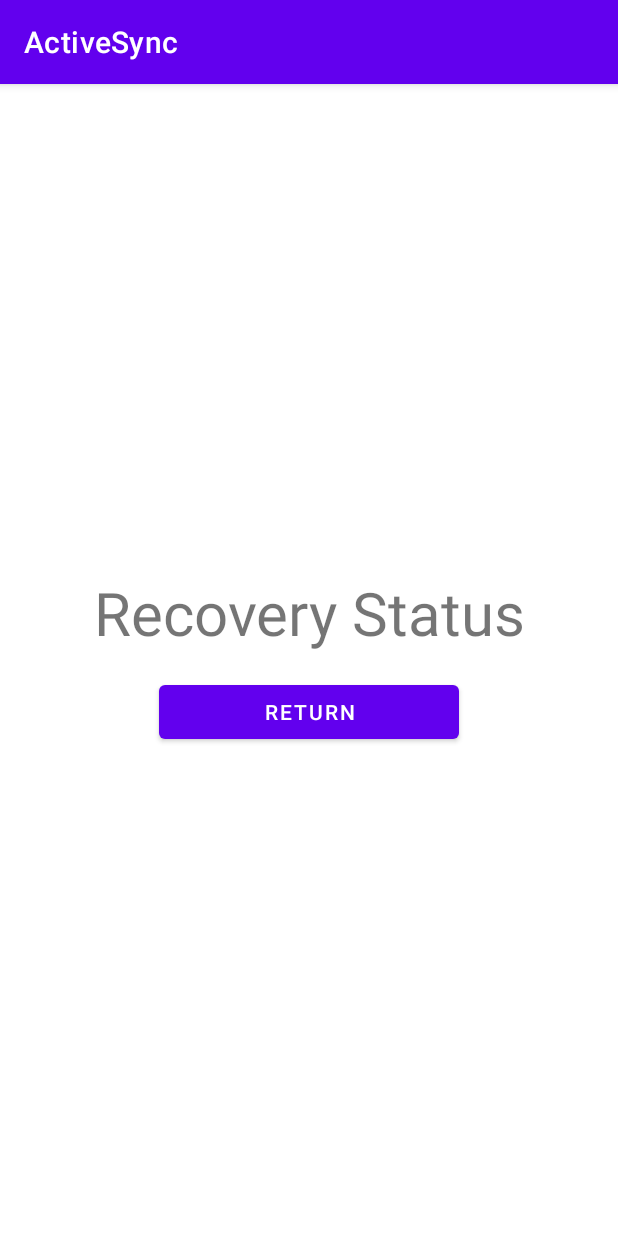
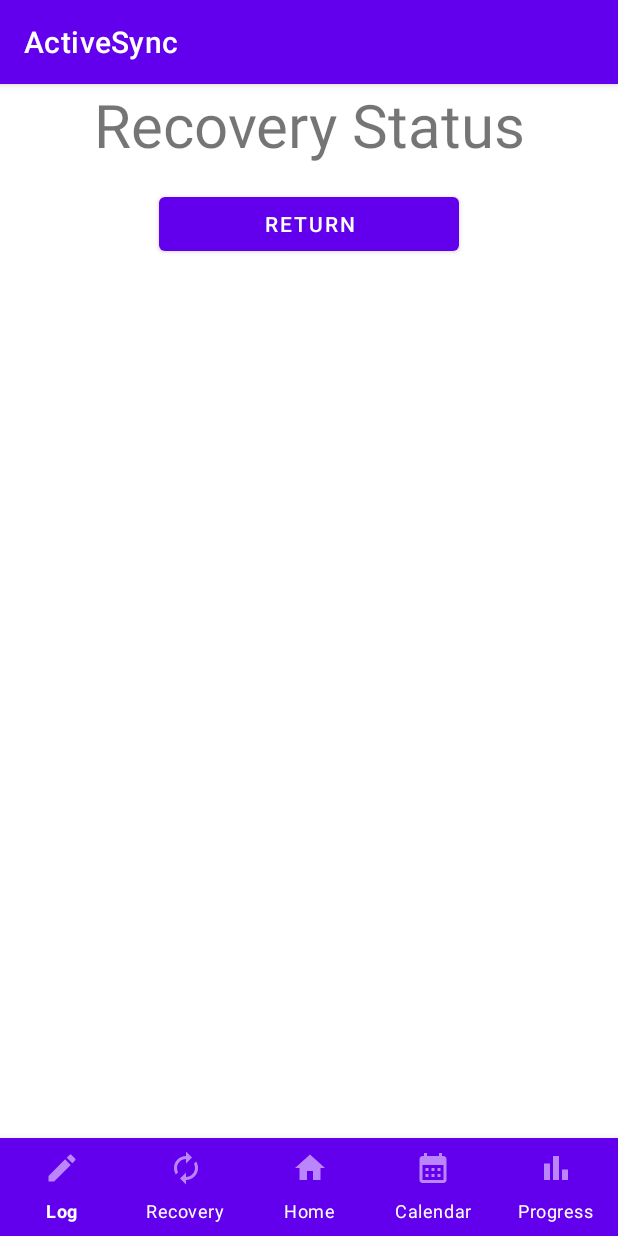
Before and after one commit to Liam-boston/ActiveSync, an Android app: the RecoveryStatus screen opened directly, with no data from a screen before it, on a phone screen of 412 x 824 dp. Run offline under Robolectric (Android 15) with nearby library versions, the phone set to English and light mode, and no system bars.

Commit message:
Related to #1 - Created nav-bar and added it to the Recovery Status page

```diff
--- a/app/src/main/java/edu/psu/sweng888/activesync/RecoveryStatus.java
+++ b/app/src/main/java/edu/psu/sweng888/activesync/RecoveryStatus.java
@@ -21,6 +21,8 @@ public class RecoveryStatus extends AppCompatActivity {
         this.greetingTextView = findViewById(R.id.recovery_status_greeting);
         this.backButton = findViewById(R.id.back_button);
 
+        // https://www.codtronic.com/blog/android/android-app-design-bottom-navigation-bar/
+
         /**
          * onClick listener for recoveryStatusButton
          */
--- a/app/src/main/res/layout/activity_recovery_status.xml
+++ b/app/src/main/res/layout/activity_recovery_status.xml
@@ -6,7 +6,6 @@
     android:layout_height="match_parent"
     android:gravity="center"
     android:orientation="vertical"
-    android:padding="16dp"
     tools:context=".RecoveryStatus">
 
     <TextView
@@ -24,4 +23,27 @@
         android:layout_marginTop="15dp"
         android:text="@string/back_button" />
 
+    <!--    Copy/paste this ConstraintLayout to add the nav-bar to another page     -->
+    <androidx.constraintlayout.widget.ConstraintLayout
+        android:layout_width="match_parent"
+        android:layout_height="match_parent"
+        tools:context=".activity_recovery_status">
+
+        <com.google.android.material.bottomnavigation.BottomNavigationView
+            android:id="@+id/bottomNavView"
+            android:layout_width="match_parent"
+            android:layout_height="65dp"
+            app:itemBackground="@color/purple_500"
+            app:itemIconSize="24dp"
+            app:itemIconTint="@color/purple_200"
+            app:itemPaddingBottom="12dp"
+            app:itemPaddingTop="8dp"
+            app:itemTextColor="@color/white"
+            app:labelVisibilityMode="labeled"
+            app:layout_constraintBottom_toBottomOf="parent"
+            app:layout_constraintEnd_toEndOf="parent"
+            app:layout_constraintStart_toStartOf="parent"
+            app:menu="@menu/bottom_nav_menu" />
+    </androidx.constraintlayout.widget.ConstraintLayout>
+
 </LinearLayout>
--- /dev/null
+++ b/app/src/main/res/menu/bottom_nav_menu.xml
@@ -0,0 +1,33 @@
+<?xml version="1.0" encoding="utf-8"?>
+<menu xmlns:android="http://schemas.android.com/apk/res/android">
+
+    <!--    Log workout action item    -->
+    <item
+        android:id="@+id/log_workout_icon"
+        android:icon="@drawable/log_workout_icon"
+        android:title="@string/log_workout_icon_text"/>
+
+    <!--    Recovery status action item    -->
+    <item
+        android:id="@+id/recovery_icon"
+        android:icon="@drawable/recovery_icon"
+        android:title="@string/recovery_icon_text"/>
+
+    <!--    Home action item    -->
+    <item
+        android:id="@+id/home_icon"
+        android:icon="@drawable/home_icon"
+        android:title="@string/home_icon_text"/>
+
+    <!--    Calendar view action item    -->
+    <item
+        android:id="@+id/calendar_icon"
+        android:icon="@drawable/calendar_icon"
+        android:title="@string/calendar_icon_text"/>
+
+    <!--    Track progress action item    -->
+    <item
+        android:id="@+id/progress_icon"
+        android:icon="@drawable/progress_icon"
+        android:title="@string/progress_icon_text"/>
+</menu>
--- a/app/src/main/res/values/strings.xml
+++ b/app/src/main/res/values/strings.xml
@@ -1,10 +1,21 @@
 <resources>
+    <!--    TextView Text    -->
     <string name="app_name">ActiveSync</string>
     <string name="homepage_greeting">Good morning, &lt;UserName&gt;!</string>
     <string name="recovery_status_greeting">Recovery Status</string>
+
+    <!--    Button Text    -->
     <string name="log_workout_button">Log a Workout</string>
     <string name="calendar_button">Calendar View</string>
     <string name="recovery_status_button">Recovery Status</string>
     <string name="track_progress_button">Track Progress</string>
     <string name="back_button">Return</string>
+
+    <!--    Icon Text    -->
+    <string name="home_icon_text">Home</string>
+    <string name="log_workout_icon_text">Log</string>
+    <string name="recovery_icon_text">Recovery</string>
+    <string name="calendar_icon_text">Calendar</string>
+    <string name="progress_icon_text">Progress</string>
+
 </resources>
```
